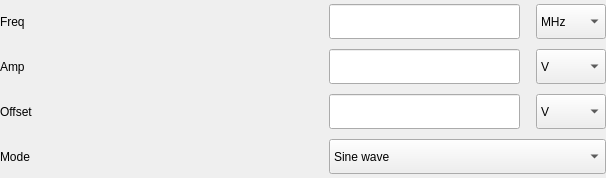
This is tas7061bb/widgets/wgContentHmf2550/wgArbitrary.ui in DoND8xforce/tas7061 as Qt 5 draws it before an edit. The edited form follows.
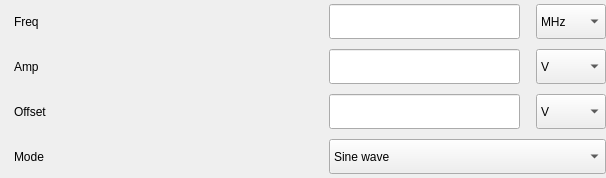
This is the edited form.

```diff
--- a/tas7061bb/widgets/wgContentHmf2550/wgArbitrary.ui
+++ b/tas7061bb/widgets/wgContentHmf2550/wgArbitrary.ui
@@ -43,8 +43,11 @@
    </property>
    <item row="0" column="0">
     <layout class="QGridLayout" name="gridLayout_2">
+     <property name="leftMargin">
+      <number>14</number>
+     </property>
      <property name="horizontalSpacing">
-      <number>282</number>
+      <number>268</number>
      </property>
      <property name="verticalSpacing">
       <number>10</number>
```
